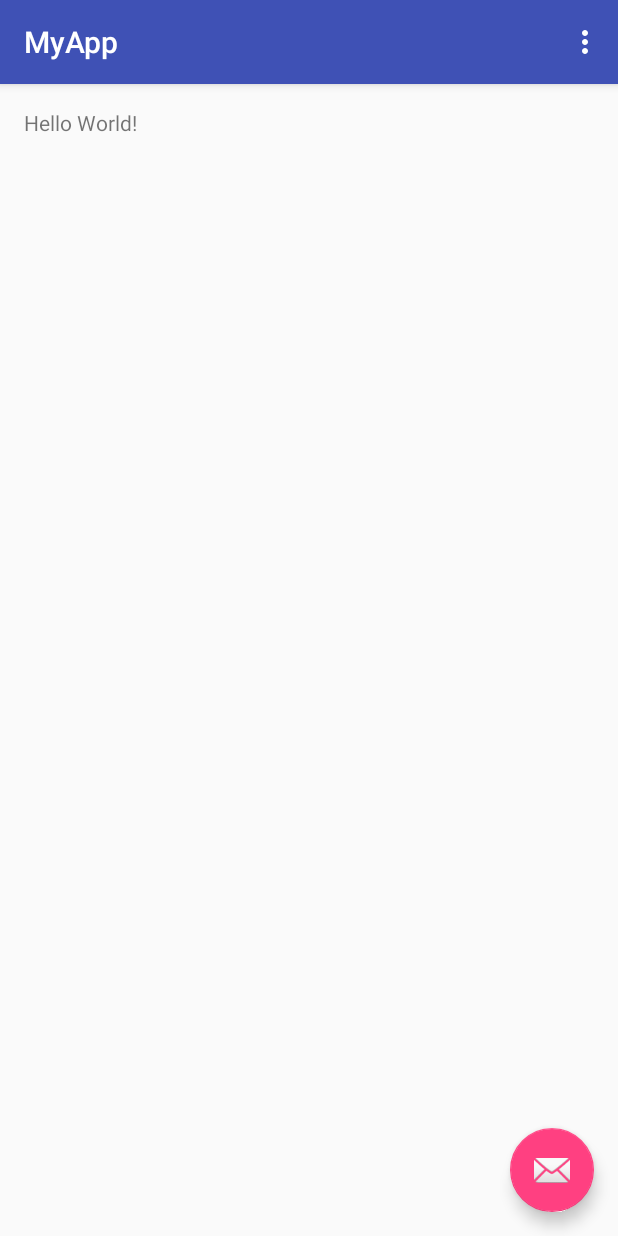
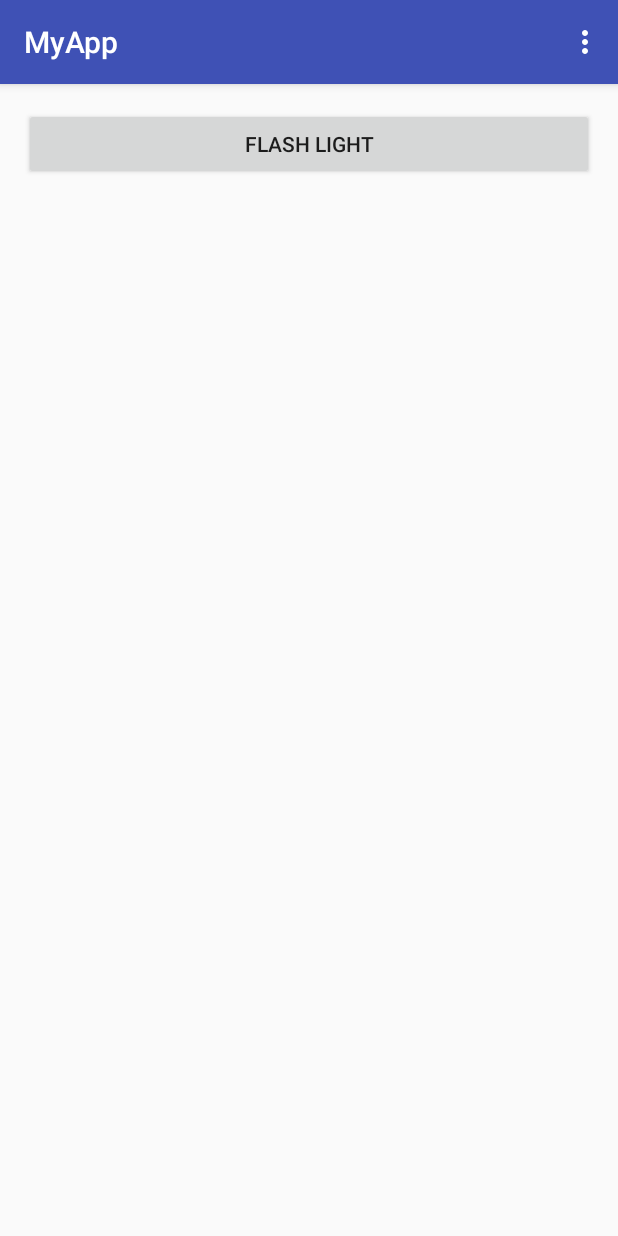
Before and after one commit to rajusci/android-practice, an Android app: the screen it shows after launch (MainActivity), on a phone screen of 412 x 824 dp. Run offline under Robolectric (Android 15) with nearby library versions, the phone set to English and light mode, and no system bars.

Commit message:
create stable branch andptc-uat

```diff
--- a/app/src/main/AndroidManifest.xml
+++ b/app/src/main/AndroidManifest.xml
@@ -18,6 +18,12 @@
                 <category android:name="android.intent.category.LAUNCHER" />
             </intent-filter>
         </activity>
+
+        <activity
+            android:name=".flashlight.FlashLightActivity"
+            android:label="@string/app_name"
+            android:theme="@style/AppTheme.NoActionBar">
+        </activity>
     </application>
 
 </manifest>
--- a/app/src/main/java/com/example/raju/androidpractice/MainActivity.java
+++ b/app/src/main/java/com/example/raju/androidpractice/MainActivity.java
@@ -1,5 +1,6 @@
 package com.example.raju.androidpractice;
 
+import android.content.Intent;
 import android.os.Bundle;
 import android.support.design.widget.FloatingActionButton;
 import android.support.design.widget.Snackbar;
@@ -8,13 +9,22 @@ import android.support.v7.widget.Toolbar;
 import android.view.View;
 import android.view.Menu;
 import android.view.MenuItem;
+import android.widget.Button;
+
+import com.example.raju.androidpractice.flashlight.FlashLightActivity;
 
 public class MainActivity extends AppCompatActivity {
+
+    // declare flash light
+    private Button btnFlashLight;
 
     @Override
     protected void onCreate(Bundle savedInstanceState) {
         super.onCreate(savedInstanceState);
         setContentView(R.layout.activity_main);
+
+        initialize();
+
         Toolbar toolbar = (Toolbar) findViewById(R.id.toolbar);
         setSupportActionBar(toolbar);
 
@@ -26,6 +36,36 @@ public class MainActivity extends AppCompatActivity {
                         .setAction("Action", null).show();
             }
         });
+    }
+
+    /**
+     * Method to initialize ui components
+     */
+    protected void initialize(){
+
+        // initialize flash light button
+        btnFlashLight = (Button)findViewById(R.id.btnFlashLight);
+
+        btnFlashLight.setOnClickListener(new View.OnClickListener() {
+            @Override
+            public void onClick(View v) {
+
+                showFlashLightActivity();
+            }
+        });
+
+    }
+
+    /**
+     * method to show the flash light activity
+     */
+    public void showFlashLightActivity(){
+
+        Intent intent = new Intent(this, FlashLightActivity.class);
+
+        startActivity(intent);
+
+        finish();
     }
 
     @Override
--- a/app/src/main/res/layout/activity_main.xml
+++ b/app/src/main/res/layout/activity_main.xml
@@ -29,6 +29,7 @@
         android:layout_height="wrap_content"
         android:layout_gravity="bottom|end"
         android:layout_margin="@dimen/fab_margin"
-        app:srcCompat="@android:drawable/ic_dialog_email" />
+        app:srcCompat="@android:drawable/ic_dialog_email"
+        android:visibility="gone"/>
 
 </android.support.design.widget.CoordinatorLayout>
--- a/app/src/main/res/layout/content_main.xml
+++ b/app/src/main/res/layout/content_main.xml
@@ -13,8 +13,9 @@
     tools:context="com.example.raju.androidpractice.MainActivity"
     tools:showIn="@layout/activity_main">
 
-    <TextView
-        android:layout_width="wrap_content"
+    <Button
+        android:layout_width="match_parent"
         android:layout_height="wrap_content"
-        android:text="Hello World!" />
+        android:text="Flash Light"
+        android:id="@+id/btnFlashLight"/>
 </RelativeLayout>
--- a/app/src/main/res/values/strings.xml
+++ b/app/src/main/res/values/strings.xml
@@ -3,5 +3,5 @@
     <string name="action_settings">Settings</string>
 
     <!-- error open camera -->
-    <string name="err_camera_open"></string>
+    <string name="err_camera_open">Camera Error. Failed to Open. Error:</string>
 </resources>
```
Also changed, not shown: app/src/main/java/com/example/raju/androidpractice/flashlight/FlashLightActivity.java (+63 -116 lines).
